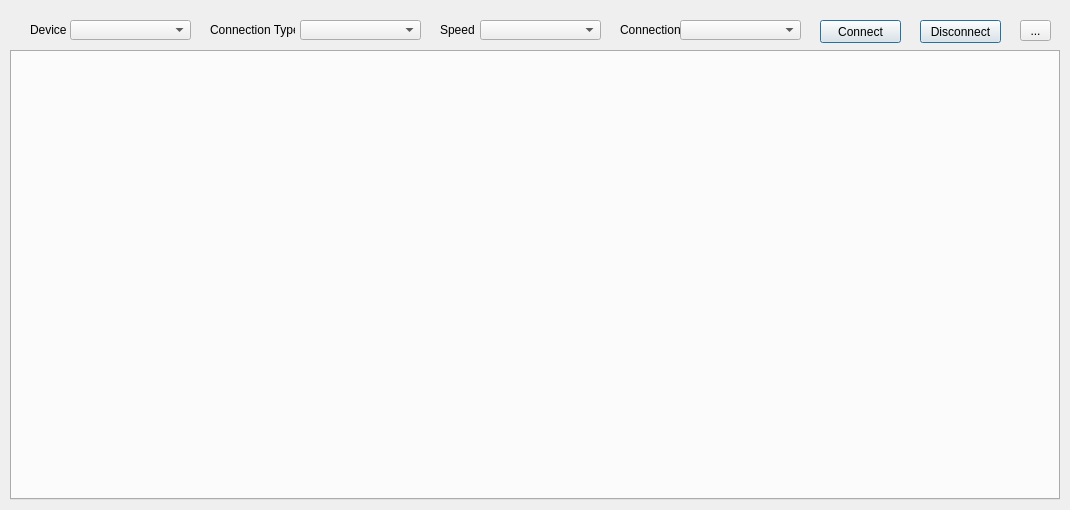
Old version of the form src/mainwindow.ui in the repository Donn13Darko/uC_Interfacer.
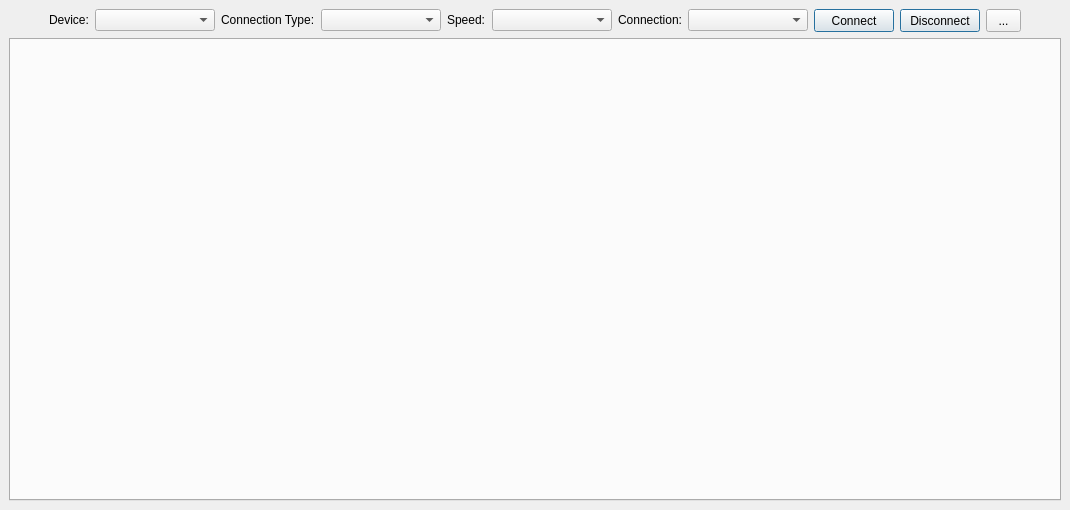
New version of the form.

Patch:
```diff
--- a/src/mainwindow.ui
+++ b/src/mainwindow.ui
@@ -10,142 +10,220 @@
     <height>510</height>
    </rect>
   </property>
+  <property name="sizePolicy">
+   <sizepolicy hsizetype="Minimum" vsizetype="Minimum">
+    <horstretch>0</horstretch>
+    <verstretch>0</verstretch>
+   </sizepolicy>
+  </property>
+  <property name="minimumSize">
+   <size>
+    <width>1070</width>
+    <height>510</height>
+   </size>
+  </property>
   <property name="windowTitle">
    <string>uC Interface</string>
   </property>
   <widget class="QWidget" name="centralwidget">
+   <property name="sizePolicy">
+    <sizepolicy hsizetype="Minimum" vsizetype="Minimum">
+     <horstretch>0</horstretch>
+     <verstretch>0</verstretch>
+    </sizepolicy>
+   </property>
+   <property name="minimumSize">
+    <size>
+     <width>1070</width>
+     <height>510</height>
+    </size>
+   </property>
+   <layout class="QGridLayout" name="gridLayout">
+    <item row="0" column="2">
+     <widget class="QComboBox" name="Device_Combo">
+      <property name="sizePolicy">
+       <sizepolicy hsizetype="Fixed" vsizetype="Fixed">
+        <horstretch>0</horstretch>
+        <verstretch>0</verstretch>
+       </sizepolicy>
+      </property>
+      <property name="minimumSize">
+       <size>
+        <width>120</width>
+        <height>20</height>
+       </size>
+      </property>
+     </widget>
+    </item>
+    <item row="1" column="0" colspan="13">
    <widget class="QTabWidget" name="ucOptions">
-    <property name="geometry">
-     <rect>
-      <x>10</x>
-      <y>50</y>
-      <width>1050</width>
-      <height>450</height>
-     </rect>
-    </property>
     <property name="currentIndex">
      <number>-1</number>
     </property>
    </widget>
+    </item>
+    <item row="0" column="1">
    <widget class="QLabel" name="Device_Label">
-    <property name="geometry">
-     <rect>
-      <x>30</x>
-      <y>20</y>
-      <width>36</width>
+      <property name="sizePolicy">
+       <sizepolicy hsizetype="Fixed" vsizetype="Fixed">
+        <horstretch>0</horstretch>
+        <verstretch>0</verstretch>
+       </sizepolicy>
+      </property>
+      <property name="minimumSize">
+       <size>
+        <width>0</width>
       <height>20</height>
-     </rect>
+       </size>
     </property>
     <property name="text">
      <string>Device:</string>
     </property>
    </widget>
+    </item>
+    <item row="0" column="3">
+     <widget class="QLabel" name="ConnType_Label">
+      <property name="sizePolicy">
+       <sizepolicy hsizetype="Fixed" vsizetype="Fixed">
+        <horstretch>0</horstretch>
+        <verstretch>0</verstretch>
+       </sizepolicy>
+      </property>
+      <property name="minimumSize">
+       <size>
+        <width>0</width>
+        <height>20</height>
+       </size>
+      </property>
+      <property name="text">
+       <string>Connection Type:</string>
+      </property>
+     </widget>
+    </item>
+    <item row="0" column="4">
+     <widget class="QComboBox" name="ConnType_Combo">
+      <property name="sizePolicy">
+       <sizepolicy hsizetype="Fixed" vsizetype="Fixed">
+        <horstretch>0</horstretch>
+        <verstretch>0</verstretch>
+       </sizepolicy>
+      </property>
+      <property name="minimumSize">
+       <size>
+        <width>120</width>
+        <height>20</height>
+       </size>
+      </property>
+     </widget>
+    </item>
+    <item row="0" column="5">
    <widget class="QLabel" name="Speed_Label">
-    <property name="geometry">
-     <rect>
-      <x>440</x>
-      <y>20</y>
-      <width>34</width>
+      <property name="sizePolicy">
+       <sizepolicy hsizetype="Fixed" vsizetype="Fixed">
+        <horstretch>0</horstretch>
+        <verstretch>0</verstretch>
+       </sizepolicy>
+      </property>
+      <property name="minimumSize">
+       <size>
+        <width>0</width>
       <height>20</height>
-     </rect>
+       </size>
     </property>
     <property name="text">
      <string>Speed:</string>
     </property>
    </widget>
-   <widget class="QComboBox" name="ConnType_Combo">
-    <property name="geometry">
-     <rect>
-      <x>300</x>
-      <y>20</y>
-      <width>121</width>
-      <height>20</height>
-     </rect>
-    </property>
-   </widget>
+    </item>
+    <item row="0" column="6">
    <widget class="QComboBox" name="Speed_Combo">
-    <property name="geometry">
-     <rect>
-      <x>480</x>
-      <y>20</y>
-      <width>121</width>
-      <height>20</height>
-     </rect>
-    </property>
-   </widget>
-   <widget class="QPushButton" name="DeviceConnect_Button">
-    <property name="geometry">
-     <rect>
-      <x>820</x>
-      <y>20</y>
-      <width>81</width>
-      <height>23</height>
-     </rect>
-    </property>
-    <property name="text">
-     <string>Connect</string>
-    </property>
-    <property name="autoDefault">
-     <bool>false</bool>
-    </property>
-    <property name="default">
-     <bool>true</bool>
-    </property>
-   </widget>
-   <widget class="QComboBox" name="Device_Combo">
-    <property name="geometry">
-     <rect>
-      <x>70</x>
-      <y>20</y>
-      <width>121</width>
+      <property name="sizePolicy">
+       <sizepolicy hsizetype="Fixed" vsizetype="Fixed">
+        <horstretch>0</horstretch>
+        <verstretch>0</verstretch>
+       </sizepolicy>
+      </property>
+      <property name="minimumSize">
+       <size>
+        <width>120</width>
       <height>20</height>
-     </rect>
-    </property>
-   </widget>
-   <widget class="QLabel" name="ConnType_Label">
-    <property name="geometry">
-     <rect>
-      <x>210</x>
-      <y>20</y>
-      <width>85</width>
-      <height>20</height>
-     </rect>
-    </property>
-    <property name="text">
-     <string>Connection Type:</string>
-    </property>
-   </widget>
-   <widget class="QComboBox" name="ConnInfo_Combo">
-    <property name="geometry">
-     <rect>
-      <x>680</x>
-      <y>20</y>
-      <width>121</width>
-      <height>20</height>
-     </rect>
-    </property>
-   </widget>
+       </size>
+      </property>
+     </widget>
+    </item>
+    <item row="0" column="7">
    <widget class="QLabel" name="ConnInfo_Label">
-    <property name="geometry">
-     <rect>
-      <x>620</x>
-      <y>20</y>
-      <width>61</width>
+      <property name="sizePolicy">
+       <sizepolicy hsizetype="Fixed" vsizetype="Fixed">
+        <horstretch>0</horstretch>
+        <verstretch>0</verstretch>
+       </sizepolicy>
+      </property>
+      <property name="minimumSize">
+       <size>
+        <width>0</width>
       <height>20</height>
-     </rect>
+       </size>
     </property>
     <property name="text">
      <string>Connection:</string>
     </property>
    </widget>
+    </item>
+    <item row="0" column="8">
+     <widget class="QComboBox" name="ConnInfo_Combo">
+      <property name="sizePolicy">
+       <sizepolicy hsizetype="Fixed" vsizetype="Fixed">
+        <horstretch>0</horstretch>
+        <verstretch>0</verstretch>
+       </sizepolicy>
+      </property>
+      <property name="minimumSize">
+       <size>
+        <width>120</width>
+        <height>20</height>
+       </size>
+      </property>
+     </widget>
+    </item>
+    <item row="0" column="9">
+     <widget class="QPushButton" name="DeviceConnect_Button">
+      <property name="sizePolicy">
+       <sizepolicy hsizetype="Fixed" vsizetype="Fixed">
+        <horstretch>0</horstretch>
+        <verstretch>0</verstretch>
+       </sizepolicy>
+      </property>
+      <property name="minimumSize">
+       <size>
+        <width>75</width>
+        <height>23</height>
+       </size>
+      </property>
+      <property name="text">
+       <string>Connect</string>
+      </property>
+      <property name="autoDefault">
+       <bool>false</bool>
+      </property>
+      <property name="default">
+       <bool>true</bool>
+      </property>
+     </widget>
+    </item>
+    <item row="0" column="10">
    <widget class="QPushButton" name="DeviceDisconnect_Button">
-    <property name="geometry">
-     <rect>
-      <x>920</x>
-      <y>20</y>
-      <width>81</width>
+      <property name="sizePolicy">
+       <sizepolicy hsizetype="Fixed" vsizetype="Fixed">
+        <horstretch>0</horstretch>
+        <verstretch>0</verstretch>
+       </sizepolicy>
+      </property>
+      <property name="minimumSize">
+       <size>
+        <width>75</width>
       <height>23</height>
-     </rect>
+       </size>
     </property>
     <property name="text">
      <string>Disconnect</string>
@@ -157,19 +235,21 @@
      <bool>true</bool>
     </property>
    </widget>
+    </item>
+    <item row="0" column="11">
    <widget class="QToolButton" name="MoreOptions_Button">
-    <property name="geometry">
-     <rect>
-      <x>1020</x>
-      <y>20</y>
-      <width>31</width>
-      <height>21</height>
-     </rect>
+      <property name="minimumSize">
+       <size>
+        <width>35</width>
+        <height>23</height>
+       </size>
     </property>
     <property name="text">
      <string>...</string>
     </property>
    </widget>
+    </item>
+   </layout>
   </widget>
  </widget>
  <resources/>
```
Lines whose indentation alone changed are shown as unchanged.
